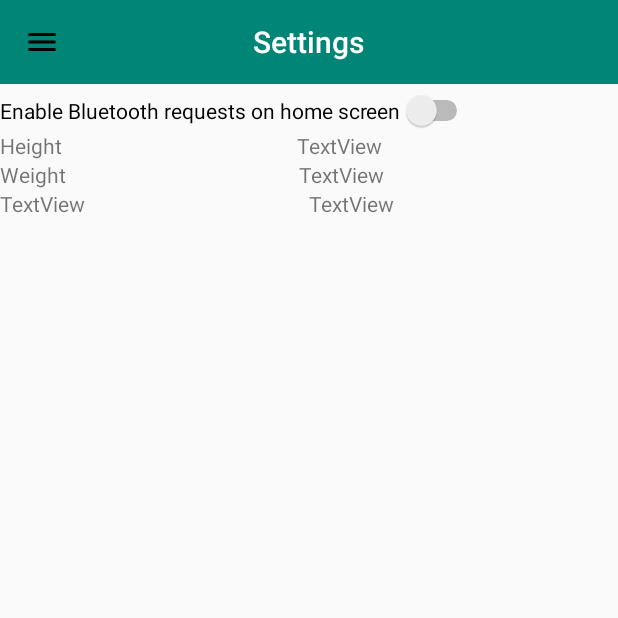
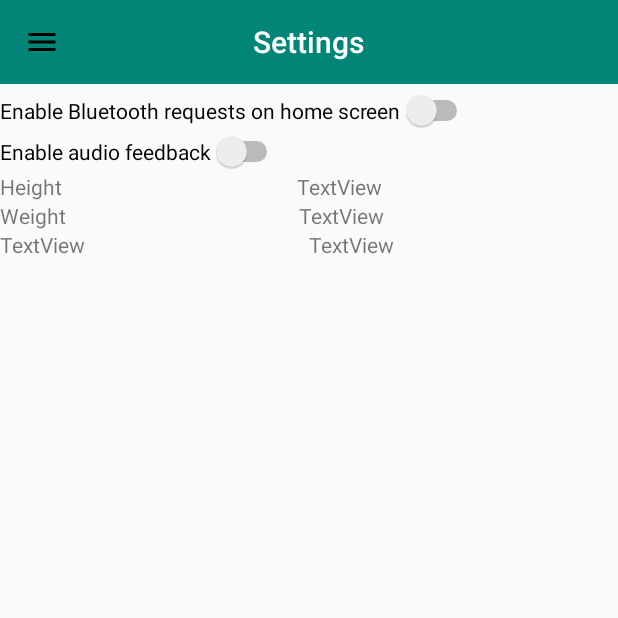
Before and after one commit to kmhall/Strogger, an Android app: the SettingsActivity screen opened directly, with no data from a screen before it, on a phone screen of 412 x 824 dp, the top half of it. Run offline under Robolectric (Android 15) with nearby library versions, the light colour scheme and no system bars; our stand-ins replace Firebase (no records; nobody signed in at launch, a user with empty details on screens opened directly).

Commit message:
Another setting

```diff
--- a/app/src/main/res/layout/settings.xml
+++ b/app/src/main/res/layout/settings.xml
@@ -13,11 +13,18 @@
         android:layout_marginTop="60dp"
         android:text="Enable Bluetooth requests on home screen" />
 
+    <Switch
+        android:id="@+id/audioPopup"
+        android:layout_width="wrap_content"
+        android:layout_height="wrap_content"
+        android:layout_below="@id/bluetoothPopup"
+        android:text="Enable audio feedback" />
+
     <LinearLayout
         android:id="@+id/height"
         android:layout_width="match_parent"
         android:layout_height="wrap_content"
-        android:layout_below="@id/bluetoothPopup"
+        android:layout_below="@id/audioPopup"
         android:orientation="horizontal">
 
         <TextView
```
